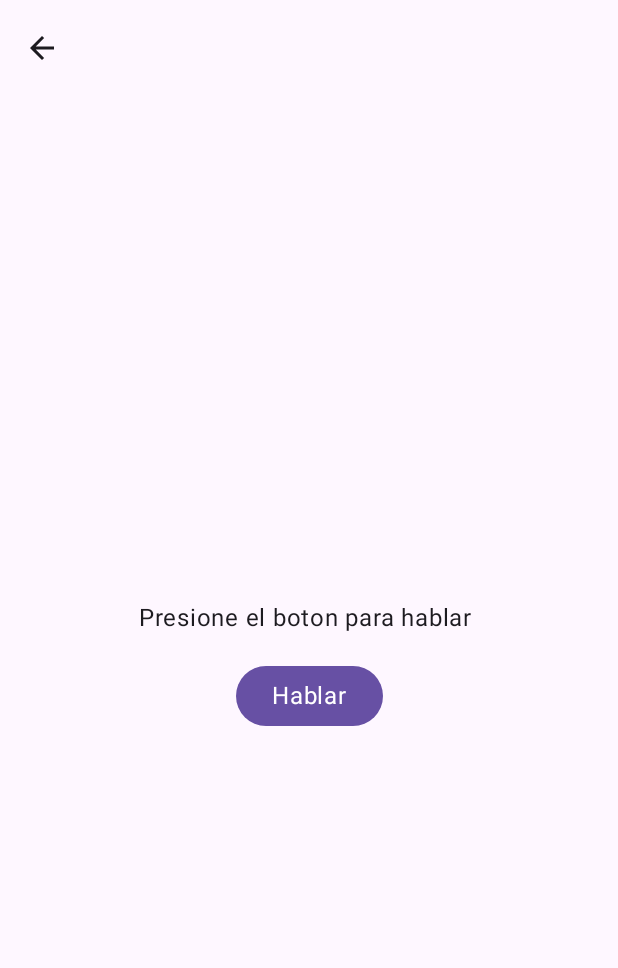
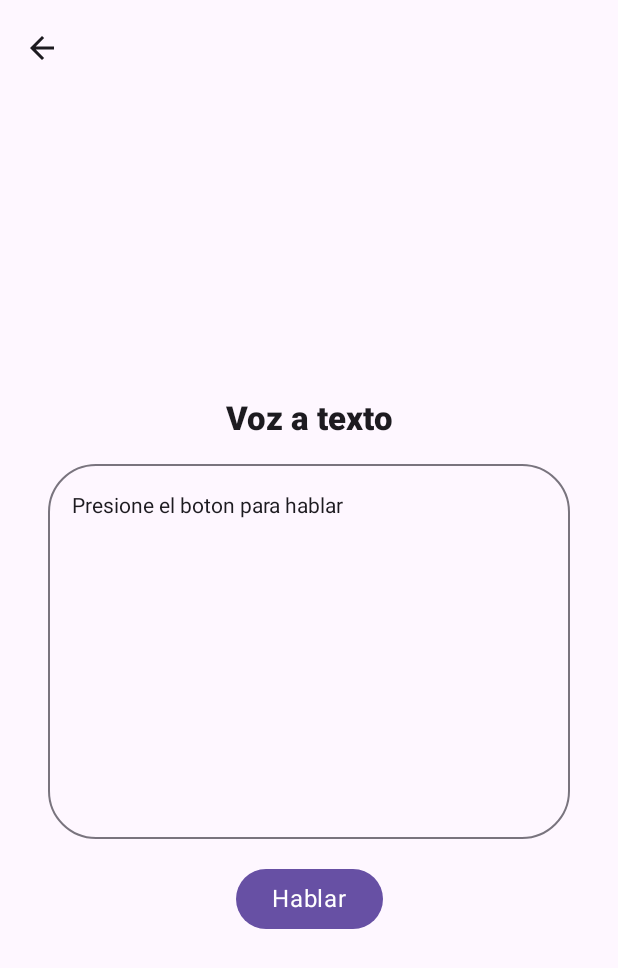
Before and after one commit to BriamCarrasco/Lazaro, an Android app built with Jetpack Compose: the composable sttscreen shown on its own in the app's theme, on a phone screen of 412 x 824 dp. Shown: the top 968 px of the screen. Run offline under Robolectric (Android 15) with nearby library versions, the phone set to English and light mode, and no system bars; libraries missing offline, so code that uses them is left out: ads_mobile_sdk.p0; 3 statements that could not run were skipped.

Commit message:
Se codifica pantalla para pasar de voz a texto.

```diff
--- a/app/src/main/java/com/example/lazaro/feature/sst/STTScreen.kt
+++ b/app/src/main/java/com/example/lazaro/feature/sst/STTScreen.kt
@@ -14,13 +14,17 @@ import androidx.compose.foundation.layout.Arrangement
 import androidx.compose.foundation.layout.Column
 import androidx.compose.foundation.layout.Spacer
 import androidx.compose.foundation.layout.fillMaxSize
+import androidx.compose.foundation.layout.fillMaxWidth
 import androidx.compose.foundation.layout.height
 import androidx.compose.foundation.layout.imePadding
 import androidx.compose.foundation.layout.padding
 import androidx.compose.foundation.rememberScrollState
+import androidx.compose.foundation.shape.RoundedCornerShape
 import androidx.compose.foundation.verticalScroll
 import androidx.compose.material3.Button
 import androidx.compose.material3.MaterialTheme
+import androidx.compose.material3.OutlinedTextField
+import androidx.compose.material3.OutlinedTextFieldDefaults
 import androidx.compose.material3.Scaffold
 import androidx.compose.material3.Text
 import androidx.compose.runtime.Composable
@@ -30,7 +34,10 @@ import androidx.compose.runtime.remember
 import androidx.compose.runtime.setValue
 import androidx.compose.ui.Alignment
 import androidx.compose.ui.Modifier
+import androidx.compose.ui.graphics.Color
 import androidx.compose.ui.platform.LocalContext
+import androidx.compose.ui.text.font.FontWeight
+import androidx.compose.ui.text.style.TextAlign
 import androidx.compose.ui.unit.dp
 import androidx.compose.ui.unit.sp
 import androidx.navigation.NavController
@@ -42,6 +49,7 @@ fun sttscreen(navRouter: NavController, onBack: () -> Unit) {
     val context = LocalContext.current
     val speechRecognizer = remember { SpeechRecognizer.createSpeechRecognizer(context) }
     var speechText by remember { mutableStateOf("Presione el boton para hablar ") }
+    var isListening by remember { mutableStateOf(false) }
     val recognizerIntent = remember {
         Intent(RecognizerIntent.ACTION_RECOGNIZE_SPEECH).apply{
             putExtra(RecognizerIntent.EXTRA_LANGUAGE_MODEL, RecognizerIntent.LANGUAGE_MODEL_FREE_FORM)
@@ -62,7 +70,7 @@ fun sttscreen(navRouter: NavController, onBack: () -> Unit) {
 
     val recognizeListener = object : android.speech.RecognitionListener {
         override fun onReadyForSpeech(p0: Bundle?) {
-            /*...*/
+            isListening = true
         }
         override fun onBeginningOfSpeech() {
             speechText = "Escuchando..."
@@ -75,13 +83,16 @@ fun sttscreen(navRouter: NavController, onBack: () -> Unit) {
         }
         override fun onEndOfSpeech() {
             speechText = "Procesando..."
+            isListening = false
         }
         override fun onError(error: Int) {
             speechText = "Error al reconocer la voz, intente de nuevo."
+            isListening = false
         }
         override fun onResults(p0:  Bundle?) {
             val matches = p0?.getStringArrayList(SpeechRecognizer.RESULTS_RECOGNITION)
             speechText = matches?.firstOrNull() ?: "No se reconoció ninguna voz."
+            isListening = false
         }
         override fun onPartialResults(partialResults: Bundle?) {
             /*...*/
@@ -114,17 +125,54 @@ fun sttscreen(navRouter: NavController, onBack: () -> Unit) {
             horizontalAlignment = Alignment.CenterHorizontally
         ){
 
-            Text (text = speechText,
-                style = MaterialTheme.typography.bodyLarge,
-                color = MaterialTheme.colorScheme.onBackground,
+            Text (
+                text = "Voz a texto",
+                style = MaterialTheme.typography.titleLarge,
+                fontWeight = FontWeight.ExtraBold,
+                color = MaterialTheme.colorScheme.onBackground
             )
+
+            Spacer(modifier = Modifier.height(16.dp))
+
+            OutlinedTextField(
+                value = speechText,
+                onValueChange = {},
+                readOnly = true,
+                singleLine = false,
+                placeholder = {
+                    Text("Escribe el texto aquí",
+                        color = MaterialTheme.colorScheme.onSurfaceVariant,
+                        style = MaterialTheme.typography.bodyLarge,
+                        modifier = Modifier.fillMaxWidth(),
+                        textAlign = TextAlign.Center
+
+                    )
+                },
+                modifier = Modifier.fillMaxWidth()
+                    .height(250.dp)
+                    .background(Color.White, shape = RoundedCornerShape(32.dp)),
+                colors = OutlinedTextFieldDefaults.colors(
+                    focusedBorderColor = MaterialTheme.colorScheme.primary,
+                    unfocusedBorderColor = MaterialTheme.colorScheme.outline,
+                    focusedTextColor = MaterialTheme.colorScheme.primary,
+                    unfocusedTextColor = MaterialTheme.colorScheme.onSurface,
+                    focusedContainerColor = MaterialTheme.colorScheme.surface,
+                    unfocusedContainerColor = MaterialTheme.colorScheme.surface,
+                    cursorColor = MaterialTheme.colorScheme.primary,
+                    focusedPlaceholderColor = MaterialTheme.colorScheme.onSurfaceVariant,
+                    unfocusedPlaceholderColor = MaterialTheme.colorScheme.onSurfaceVariant
+                ),
+                shape = RoundedCornerShape(32.dp),
+            )
+
 
             Spacer(modifier = Modifier.height(16.dp))
 
             Button(
                 onClick = {
                     permissionToRecordAudio.launch(android.Manifest.permission.RECORD_AUDIO)
-                }
+                },
+                enabled = !isListening
             ) {
                 Text(text = "Hablar",
                     style = MaterialTheme.typography.bodyLarge,
```
